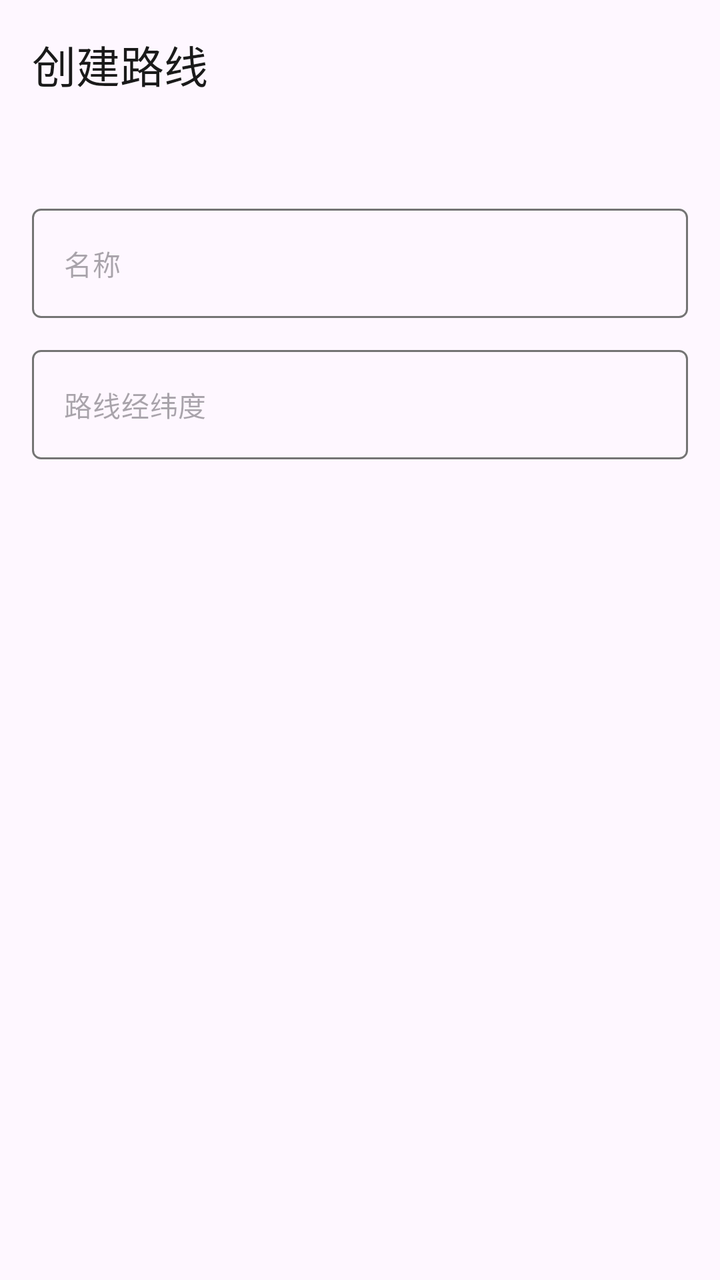
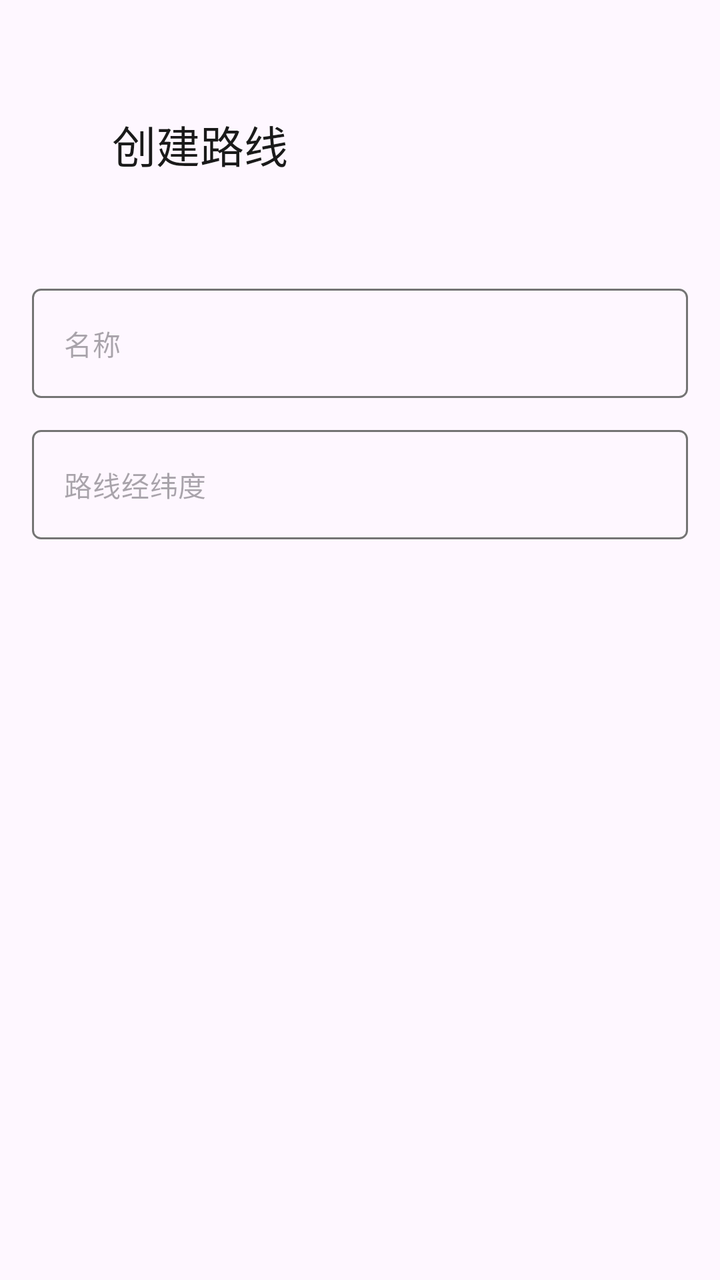

Before-and-after screenshots of an Android layout around one commit, followed by the original layout XML and the change that was made.
<!-- AndroidManifest.xml: application theme AppTheme -->
<!-- res/layout/dialog_add_route.xml -->
<?xml version="1.0" encoding="utf-8"?>
<LinearLayout
    xmlns:android="http://schemas.android.com/apk/res/android"
    xmlns:app="http://schemas.android.com/apk/res-auto"
    android:layout_width="match_parent"
    android:layout_height="wrap_content"
    android:orientation="vertical"
    android:padding="16dp">

        <TextView
            android:layout_width="match_parent"
            android:layout_height="wrap_content"
            android:text="@string/add_route"
            android:textAppearance="?attr/textAppearanceTitleLarge"
            android:textColor="?attr/colorOnSurface"
            android:paddingBottom="40dp"/>

        <com.google.android.material.textfield.TextInputLayout
            android:layout_width="match_parent"
            android:layout_height="wrap_content"
            android:layout_marginTop="16dp"
            app:boxBackgroundMode="none"
            app:hintEnabled="false"
            >

            <com.google.android.material.textfield.TextInputEditText
                android:id="@+id/etRouteName"
                android:layout_width="match_parent"
                android:layout_height="wrap_content"
                android:imeOptions="actionNext"
                android:inputType="text"
                android:singleLine="true"
                android:textColor="?attr/colorOnSurface"
                android:textAppearance="@style/TextAppearance.Material3.BodyMedium"
                android:hint="@string/name"
                android:background="@drawable/edit_text_box">

                
            </com.google.android.material.textfield.TextInputEditText>
        </com.google.android.material.textfield.TextInputLayout>

        <com.google.android.material.textfield.TextInputLayout
            android:layout_width="match_parent"
            android:layout_height="wrap_content"
            android:layout_marginTop="16dp"
            app:boxBackgroundMode="none"
            app:hintEnabled="false"
            >

            <com.google.android.material.textfield.TextInputEditText
                android:id="@+id/etRouteSet"
                android:layout_width="match_parent"
                android:layout_height="wrap_content"
                android:imeOptions="actionNext"
                android:inputType="text"
                android:singleLine="true"
                android:textColor="?attr/colorOnSurface"
                android:textAppearance="@style/TextAppearance.Material3.BodyMedium"
                android:hint="@string/route_set"
                android:background="@drawable/edit_text_box">
            </com.google.android.material.textfield.TextInputEditText>
        </com.google.android.material.textfield.TextInputLayout>

</LinearLayout>
<!-- resources referenced by this layout -->
<resources>
  <!-- drawable edit_text_box (drawable) -->
  <?xml version="1.0" encoding="utf-8"?>
  <selector xmlns:android="http://schemas.android.com/apk/res/android">
      <item android:state_focused="true">
          <shape android:shape="rectangle">
              <solid android:color="@android:color/transparent" />
              <stroke android:width="2dp" android:color="?attr/colorPrimary" />
              <corners android:radius="4dp" />
          </shape>
      </item>
      <item>
          <shape android:shape="rectangle">
              <solid android:color="@android:color/transparent" />
              <stroke android:width="1dp" android:color="?attr/colorOutline" />
              <corners android:radius="4dp" />
          </shape>
      </item>
  </selector>
  <string name="add_route">创建路线</string>
  <string name="name">名称</string>
  <string name="route_set">路线经纬度</string>
  <style name="AppTheme" parent="Theme.Material3.Light.NoActionBar">
          
          <item name="colorPrimary">#5F5F5F</item>
          <item name="colorOnPrimary">#FFFFFF</item>
          <item name="colorPrimaryContainer">#E0E0E0</item>
          <item name="colorOnPrimaryContainer">#1E1E1E</item>
          <item name="colorSecondary">#494949</item>
          <item name="colorOnSecondary">#FFFFFF</item>
          <item name="colorSecondaryContainer">#E7E7E7</item>
          <item name="colorOnSecondaryContainer">#2A2A2A</item>
          <item name="colorSurface">#FFFFFF</item>
          <item name="colorOnSurface">#1A1A1A</item>
          <item name="colorSurfaceVariant">#F0F0F0</item>
          <item name="colorOnSurfaceVariant">#5F5F5F</item>
          <item name="colorOutline">#747474</item>
  
          
          <item name="android:statusBarColor">@android:color/transparent</item>
          <item name="android:windowDrawsSystemBarBackgrounds">true</item>
          <item name="android:windowTranslucentStatus">true</item>
          <item name="windowActionModeOverlay">true</item>
          <item name="windowActionBar">false</item>
          <item name="windowNoTitle">true</item>
  
          
          <item name="searchViewStyle">@style/Portal.SearchViewStyle</item>
          <item name="sliderStyle">@style/Portal.SliderTheme</item>
          <item name="android:popupMenuStyle">@style/PortalPopupMenuStyle</item>
      </style>
  <style name="Portal.SearchViewStyle" parent="Widget.AppCompat.SearchView" />
  <style name="Portal.SliderTheme" parent="Widget.Material3.Slider" />
  <style name="PortalPopupMenuStyle" parent="Widget.Material3.PopupMenu">
          <item name="android:popupAnimationStyle">@style/PortalPopupAnimation</item>
      </style>
  <style name="PortalPopupAnimation">
          <item name="android:windowEnterAnimation">@anim/popup_in_top_end</item>
          <item name="android:windowExitAnimation">@anim/popup_out_top_end</item>
      </style>
</resources>

<!-- the commit's change to res/layout/dialog_add_route.xml (unified diff, before → after) -->
@@ -13,7 +13,7 @@
             android:text="@string/add_route"
             android:textAppearance="?attr/textAppearanceTitleLarge"
             android:textColor="?attr/colorOnSurface"
-            android:paddingBottom="40dp"/>
+            android:padding="40dp"/>
 
         <com.google.android.material.textfield.TextInputLayout
             android:layout_width="match_parent"
